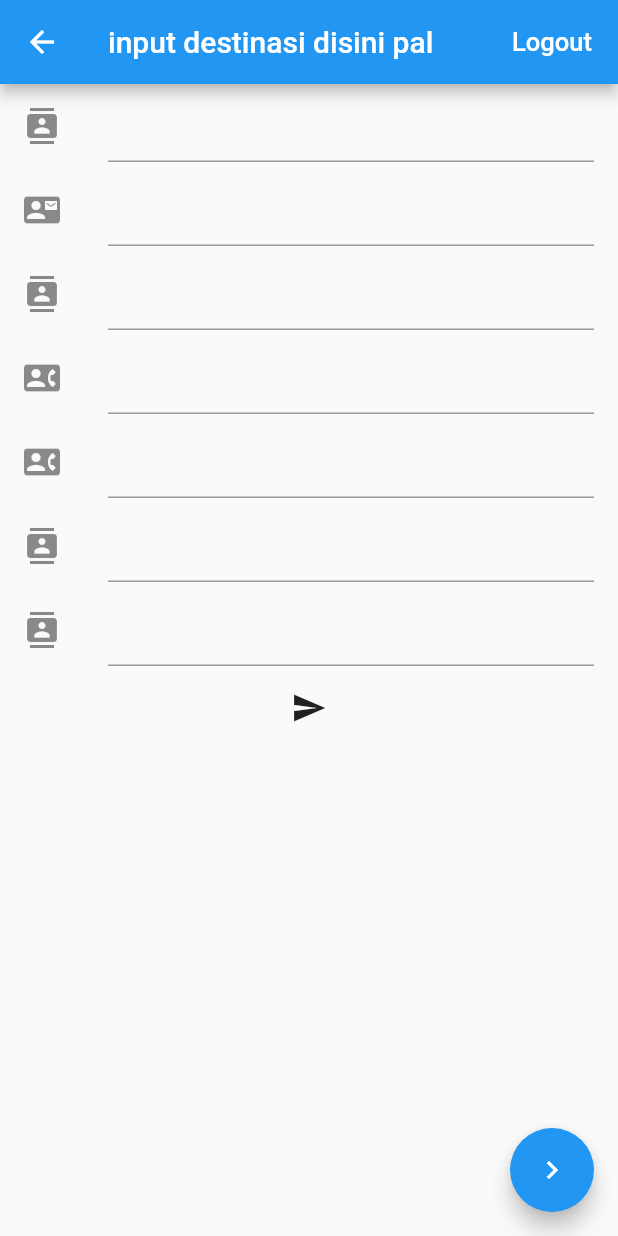
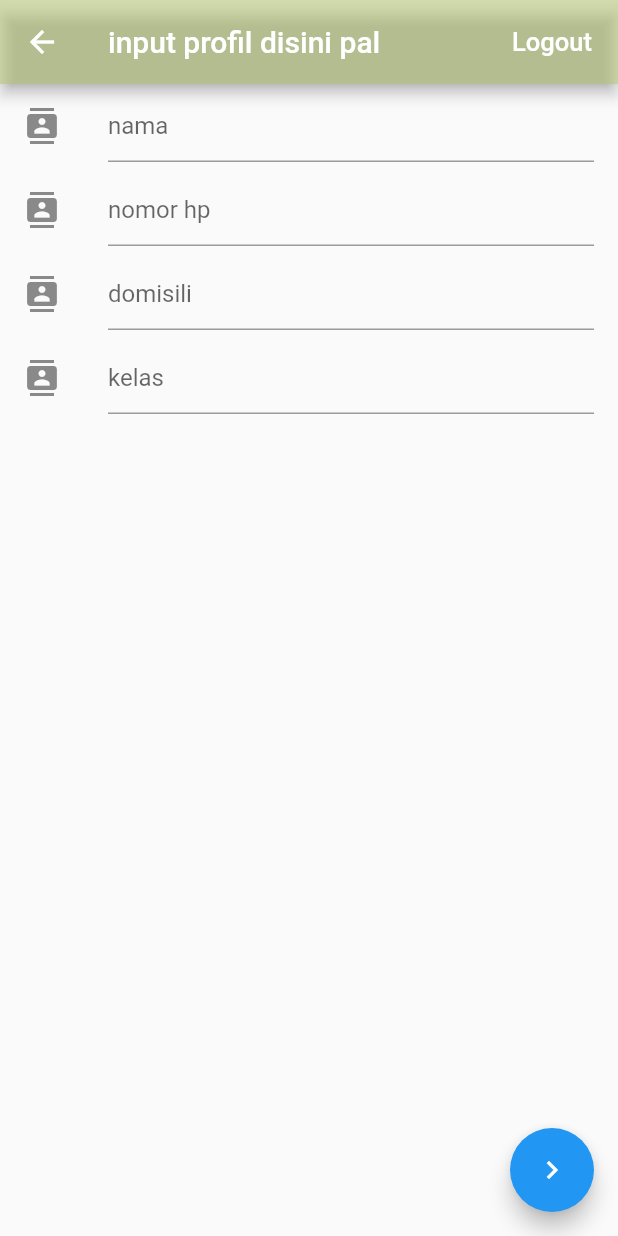
Before and after one commit to bobyuwono/TJL-V2, a Flutter app: the HomePage screen opened directly, on a phone screen of 412 x 824 dp. Run offline on Flutter 3.47's test engine with Material 2 defaults, Android fonts, the phone set to English and light mode, and no system bars; drawn by our look-alikes of firebase_database; our stand-ins replace cloud_firestore, firebase_auth; missing offline and left inert: login; accounts and stored records are empty.

Commit message:
form destinasi udah diganti profil

```diff
--- /dev/null
+++ b/lib/models/profil.dart
@@ -0,0 +1,31 @@
+import 'package:firebase_database/firebase_database.dart';
+
+class Profil {
+  String key;
+  String nama;
+  String nomorhp;
+  String kota;
+  String userId;
+  String kelas;
+
+
+  Profil(this.nama, this.nomorhp,this.kota,this.userId, this.kelas);
+
+  Profil.fromSnapshot(DataSnapshot snapshot)
+      : key = snapshot.key,
+        nama = snapshot.value["nama"],
+        nomorhp = snapshot.value["nomorhp"],
+        kota = snapshot.value["kota"],
+        userId = snapshot.value["userId"],
+        kelas= snapshot.value["kelas"];
+
+
+  toJson() {
+    return {
+      "nama": nama,
+      "nomorhp": nomorhp,
+      "kota": kota,
+      "kelas": kelas,
+    };
+  }
+}
--- a/lib/models/todo.dart
+++ b/lib/models/todo.dart
@@ -6,7 +6,6 @@ class Todo {
   String subject;
   bool completed;
   String userId;
-  String timestamp;
 
   Todo(this.subject, this.userId, this.completed);
 
@@ -14,8 +13,7 @@ class Todo {
     key = snapshot.key,
     userId = snapshot.value["userId"],
     subject = snapshot.value["subject"],
-    completed = snapshot.value["completed"],
-    timestamp=snapshot.value["timestamp"];
+    completed = snapshot.value["completed"];
 
 
   toJson() {
--- a/lib/pages/home_page.dart
+++ b/lib/pages/home_page.dart
@@ -1,4 +1,5 @@
 import 'package:flutter/material.dart';
+import 'package:flutter_login_demo/models/profil.dart';
 import 'package:flutter_login_demo/pages/page%20destinasi.dart';
 import 'package:flutter_login_demo/services/authentication.dart';
 import 'package:firebase_database/firebase_database.dart';
@@ -12,33 +13,36 @@ class HomePage extends StatefulWidget {
   final BaseAuth auth;
   final VoidCallback onSignedOut;
   final String userId;
+  final List<String> _kelas = <String>['tourguide','traveler'];
+
 
   @override
   State<StatefulWidget> createState() => new _HomePageState();
 }
 
 class _HomePageState extends State<HomePage> {
-List<Item> destinasi = List();
-  Item item;
-  DatabaseReference itemRef;
+  Profil profil;
+  DatabaseReference profilRef;
 
   final GlobalKey<FormState> formKey = GlobalKey<FormState>();
 
   @override
   void initState() {
     super.initState();
-    item = Item("", "","","","","","");
+    profil = Profil("", "","","","");
     final FirebaseDatabase database = FirebaseDatabase.instance; //Rather then just writing FirebaseDatabase(), get the instance.
-    itemRef = database.reference().child('destinasi');
-    itemRef.onChildAdded.listen(_onEntryAdded);
-    itemRef.onChildChanged.listen(_onEntryChanged);
+    profilRef = database.reference().child('profil');
   }
 
-  _onEntryAdded(Event event) {
-    setState(() {
-      destinasi.add(Item.fromSnapshot(event.snapshot));
-    });
+  void handleSubmit() {
+    final FormState form = formKey.currentState;
+
+    if (form.validate()) {
+      form.save();
+      profilRef.push().set(profil.toJson());
+    }
   }
+
 
   _signOut() async {
     try {
@@ -49,30 +53,14 @@ List<Item> destinasi = List();
     }
   }
 
-  _onEntryChanged(Event event) {
-    var old = destinasi.singleWhere((entry) {
-      return entry.key == event.snapshot.key;
-    });
-    setState(() {
-      destinasi[destinasi.indexOf(old)] = Item.fromSnapshot(event.snapshot);
-    });
-  }
 
-  void handleSubmit() {
-    final FormState form = formKey.currentState;
-
-    if (form.validate()) {
-      form.save();
-      form.reset();
-      itemRef.push().set(item.toJson());
-    }
-  }
 
   @override
   Widget build(BuildContext context) {
     return Scaffold(
       appBar: AppBar(
-        title: Text('input destinasi disini pal'),
+        backgroundColor: const Color(0xFFB4C56C).withOpacity(0.5),
+        title: Text('input profil disini pal'),
         actions: <Widget>[
             new FlatButton(
                 child: new Text('Logout',
@@ -94,90 +82,64 @@ List<Item> destinasi = List();
                     ListTile(
                       leading: Icon(Icons.contacts),
                       title: TextFormField(
+                        decoration: InputDecoration(
+                          hintText: 'nama'
+                        ),
                         initialValue: "",
-                        onSaved: (val) => item.nama = val,
-                        validator: (val) => val == "" ? val : null,
-                      ),
-                    ),
-
-                    ListTile(
-                      leading: Icon(Icons.contact_mail),
-                      title: TextFormField(
-                        initialValue: '',
-                        onSaved: (val) => item.rating = val,
+                        onSaved: (val) => profil.nama = val,
                         validator: (val) => val == "" ? val : null,
                       ),
                     ),
                     ListTile(
                       leading: Icon(Icons.contacts),
                       title: TextFormField(
+                        decoration: InputDecoration(
+                          hintText: 'nomor hp'
+                        ),
                         initialValue: "",
-                        onSaved: (val) => item.kota = val,
-                        validator: (val) => val == "" ? val : null,
-                      ),
-                    ),
-                    ListTile(
-                      leading: Icon(Icons.contact_phone),
-                      title: TextFormField(
-                        initialValue: "",
-                        onSaved: (val) => item.maplink = val,
-                        validator: (val) => val == "" ? val : null,
-                      ),
-                    ),
-                    ListTile(
-                      leading: Icon(Icons.contact_phone),
-                      title: TextFormField(
-                        initialValue: "",
-                        onSaved: (val) => item.img = val,
+                        onSaved: (val) => profil.nomorhp = val,
                         validator: (val) => val == "" ? val : null,
                       ),
                     ),
                     ListTile(
                       leading: Icon(Icons.contacts),
                       title: TextFormField(
+                        decoration: InputDecoration(
+                          hintText: 'domisili'
+                        ),
                         initialValue: "",
-                        onSaved: (val) => item.deskripsi = val,
+                        onSaved: (val) => profil.kota = val,
                         validator: (val) => val == "" ? val : null,
+
                       ),
                     ),
                     ListTile(
                       leading: Icon(Icons.contacts),
                       title: TextFormField(
+                        decoration: InputDecoration(
+                          hintText: 'kelas'
+                        ),
                         initialValue: "",
-                        onSaved: (val) => item.harga = val,
+                        onSaved: (val) => profil.kelas = val,
                         validator: (val) => val == "" ? val : null,
+
                       ),
                     ),
-                    IconButton(
-                      icon: Icon(Icons.send),
-                      onPressed: () {
-                        handleSubmit();
-                      },
-                    ),
+
+
                   ],
                 ),
               ),
             ),
           ),
-          Flexible(
-            child: FirebaseAnimatedList(
-              query: itemRef,
-              itemBuilder: (BuildContext context, DataSnapshot snapshot,
-                  Animation<double> animation, int index) {
-                return new ListTile(
-                  leading: Icon(Icons.message),
-                  title: Text(destinasi[index].nama),
-                  subtitle: Text(destinasi[index].rating, ),
+
+        ],
+      ),
 
 
-                );
-              },
-            ),
-          ),
-        ],
-      ),
       floatingActionButton: FloatingActionButton(
           onPressed: () {
+            handleSubmit();
             Navigator.push(
               context,
               MaterialPageRoute(builder: (context) => MyHomePage()),
@@ -189,40 +151,3 @@ List<Item> destinasi = List();
     );
   }
 }
-
-
-class Item {
-  String key;
-  String nama;
-  String rating;
-  String kota;
-  String maplink;
-  String img;
-  String deskripsi;
-  String harga;
-
-  Item(this.nama, this.rating,this.kota, this.maplink,this.img,this.deskripsi,this.harga);
-
-  Item.fromSnapshot(DataSnapshot snapshot)
-      : key = snapshot.key,
-        nama = snapshot.value["nama"],
-        rating = snapshot.value["rating"],
-        kota = snapshot.value["kota"],
-        maplink = snapshot.value["maplink"],
-        img=snapshot.value["img"],
-        deskripsi = snapshot.value["deskripsi"],
-        harga = snapshot.value["harga"];
-
-
-  toJson() {
-    return {
-      "nama": nama,
-      "rating": rating,
-      "kota": kota,
-      "maplink": maplink,
-      "img": img,
-      "deskripsi": deskripsi,
-      "harga": harga,
-    };
-  }
-}
```
